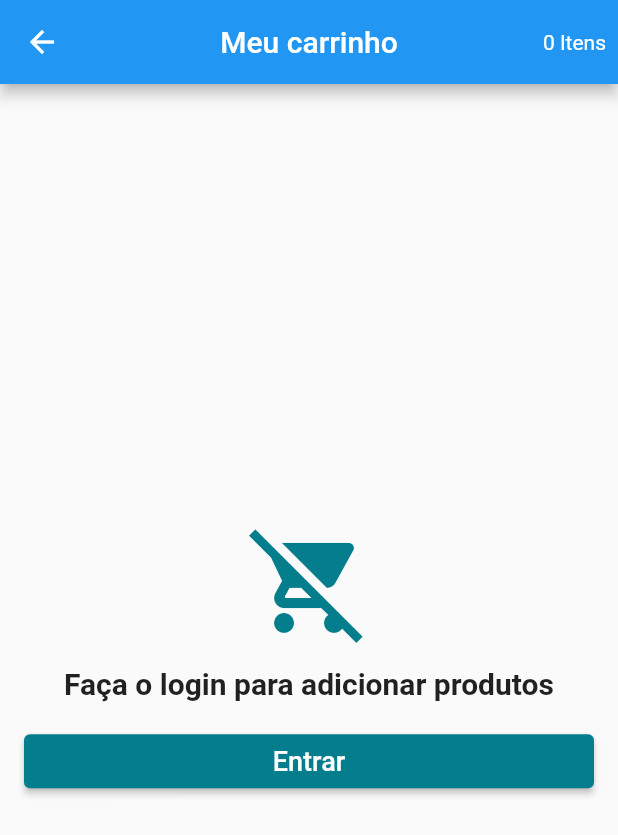
After one commit to felipesouza91/flutter-store, a Flutter app: the CartScreen screen opened directly, on a phone screen of 412 x 824 dp. The commit adds this screen. Shown: the top 835 px of the screen. Run offline on Flutter 3.47's test engine with Material 2 defaults, Android fonts, the phone set to English and light mode, and no system bars; our stand-ins replace carousel_slider, cloud_firestore, firebase_auth, firebase_core, transparent_image; accounts and stored records are empty.

Commit message:
feat: create CartScreen

```diff
--- /dev/null
+++ b/lib/datas/cart_product.dart
@@ -0,0 +1,32 @@
+import 'package:cloud_firestore/cloud_firestore.dart';
+import 'package:store/datas/product.dart';
+
+class CartProduct {
+  String? id;
+  String category;
+  String productId;
+  int quantity;
+  String size;
+  Product? productData;
+
+  CartProduct(this.category, this.productData, this.productId, this.quantity,
+      this.size);
+
+  CartProduct.fromDocument(DocumentSnapshot<Map<String, dynamic>> document)
+      : id = document.id,
+        category = document.data()!['category'],
+        productId = document.data()!['productId'],
+        quantity = document.data()!["quantity"],
+        size = document.data()!["size"];
+  //productData = document.data()!["productData"];
+
+  Map<String, dynamic> toMap() {
+    return {
+      "category": category,
+      "productId": productId,
+      "quantity": quantity,
+      "size": size,
+      //"productData": productData.toResumeMap()
+    };
+  }
+}
--- a/lib/main.dart
+++ b/lib/main.dart
@@ -2,6 +2,7 @@ import 'package:flutter/material.dart';
 
 import 'package:firebase_core/firebase_core.dart';
 import 'package:scoped_model/scoped_model.dart';
+import 'package:store/models/cart_model.dart';
 import 'package:store/models/user_model.dart';
 import 'package:store/screens/home.dart';
 
@@ -20,6 +21,9 @@ class MyApp extends StatelessWidget {
   Widget build(BuildContext context) {
     return ScopedModel<UserModel>(
       model: UserModel(),
+      child: ScopedModelDescendant<UserModel>(builder: (context, child, model) {
+        return ScopedModel<CartModel>(
+          model: CartModel(model),
           child: MaterialApp(
             title: "Flutter's Clothing",
             debugShowCheckedModeBanner: false,
@@ -30,5 +34,7 @@ class MyApp extends StatelessWidget {
             home: HomeScreen(),
           ),
         );
+      }),
+    );
   }
 }
--- a/lib/models/user_model.dart
+++ b/lib/models/user_model.dart
@@ -17,6 +17,9 @@ class UserModel extends Model {
     super.addListener(listener);
     _loadCurrentUser();
   }
+
+  static UserModel of(BuildContext context) =>
+      ScopedModel.of<UserModel>(context);
 
   void signUp(
       {required Map<String, dynamic> userData,
@@ -64,6 +67,7 @@ class UserModel extends Model {
 
   Future<void> _loadCurrentUser() async {
     firebaseUser = _auth.currentUser;
+    if (firebaseUser != null) {
       FirebaseFirestore.instance
           .collection("users")
           .doc(firebaseUser!.uid)
@@ -73,8 +77,12 @@ class UserModel extends Model {
         notifyListeners();
       });
     }
+  }
 
-  void recoverPass() {}
+  void recoverPass(String email) {
+    _auth.sendPasswordResetEmail(email: email);
+  }
+
   bool isLoggedIn() {
     return firebaseUser != null;
   }
--- /dev/null
+++ b/lib/screens/cart_screen.dart
@@ -0,0 +1,97 @@
+import 'package:flutter/material.dart';
+import 'package:scoped_model/scoped_model.dart';
+import 'package:store/componetns/cart_product_tile.dart';
+import 'package:store/models/cart_model.dart';
+import 'package:store/screens/login_screen.dart';
+
+class CartScreen extends StatelessWidget {
+  const CartScreen({Key? key}) : super(key: key);
+
+  @override
+  Widget build(BuildContext context) {
+    return Scaffold(
+      appBar: AppBar(
+        title: Text("Meu carrinho"),
+        centerTitle: true,
+        actions: [
+          Container(
+            alignment: Alignment.center,
+            padding: EdgeInsets.only(right: 8),
+            child: ScopedModelDescendant<CartModel>(
+              builder: (context, child, model) {
+                return Text(
+                    "${model.products.length} ${model.products.length == 1 ? "Item" : "Itens"}");
+              },
+            ),
+          )
+        ],
+      ),
+      body: ScopedModelDescendant<CartModel>(
+        builder: (context, child, model) {
+          if (model.isLoading && model.user.isLoggedIn()) {
+            return Center(child: CircularProgressIndicator());
+          } else if (!model.user.isLoggedIn()) {
+            return Container(
+              padding: EdgeInsets.all(16),
+              child: Column(
+                crossAxisAlignment: CrossAxisAlignment.stretch,
+                mainAxisAlignment: MainAxisAlignment.center,
+                children: [
+                  Icon(
+                    Icons.remove_shopping_cart,
+                    size: 80,
+                    color: Theme.of(context).primaryColor,
+                  ),
+                  Padding(
+                    padding: EdgeInsets.symmetric(vertical: 16),
+                    child: Text(
+                      "Faça o login para adicionar produtos",
+                      textAlign: TextAlign.center,
+                      style:
+                          TextStyle(fontSize: 20, fontWeight: FontWeight.bold),
+                    ),
+                  ),
+                  ElevatedButton(
+                    onPressed: () {
+                      Navigator.of(context).push(MaterialPageRoute(
+                        builder: (context) => LoginScreen(),
+                      ));
+                    },
+                    style: ButtonStyle(
+                      backgroundColor: MaterialStateProperty.all(
+                          Theme.of(context).primaryColor),
+                    ),
+                    child: Text(
+                      "Entrar",
+                      style: TextStyle(fontSize: 18, color: Colors.white),
+                    ),
+                  )
+                ],
+              ),
+            );
+          } else if (model.products == null || model.products.isEmpty) {
+            return Center(
+              child: Text(
+                "Nenhum produto no carrinho!",
+                style: TextStyle(fontSize: 20, fontWeight: FontWeight.bold),
+                textAlign: TextAlign.center,
+              ),
+            );
+          } else {
+            return ListView(
+              children: [
+                Column(
+                  children: model.products
+                      .map((item) => CartProductTile(
+                            cartProduct: item,
+                          ))
+                      .toList(),
+                )
+              ],
+            );
+          }
+        },
+      ),
+    );
+  }
+}
--- a/lib/screens/home.dart
+++ b/lib/screens/home.dart
@@ -1,4 +1,5 @@
 import 'package:flutter/material.dart';
+import 'package:store/componetns/cart_button.dart';
 import 'package:store/componetns/custom_drawer.dart';
 import 'package:store/screens/tab/product_tab.dart';
 import 'package:store/screens/tab/home_tab.dart';
@@ -17,6 +18,7 @@ class HomeScreen extends StatelessWidget {
         Scaffold(
           drawer: CustomDrawer(pageController: _pageController),
           body: HomeTab(),
+          floatingActionButton: CartButton(),
         ),
         Scaffold(
           drawer: CustomDrawer(pageController: _pageController),
@@ -26,6 +28,7 @@ class HomeScreen extends StatelessWidget {
             title: Text("Produtos"),
           ),
           body: ProductTab(),
+          floatingActionButton: CartButton(),
         ),
       ],
     );
```
Also changed, not shown: lib/componetns/cart_button.dart (added, +21 -0 lines), lib/componetns/cart_product_tile.dart (added, +116 -0 lines), lib/datas/product.dart (+8 -0 lines), lib/models/cart_model.dart (added, +77 -0 lines), lib/screens/category_screen.dart (+10 -8 lines), lib/screens/login_screen.dart (+13 -1 lines), lib/screens/product_screen.dart (+25 -7 lines), lib/componetns/discount_cart.dart (added). Lines whose indentation alone changed are shown as unchanged.
